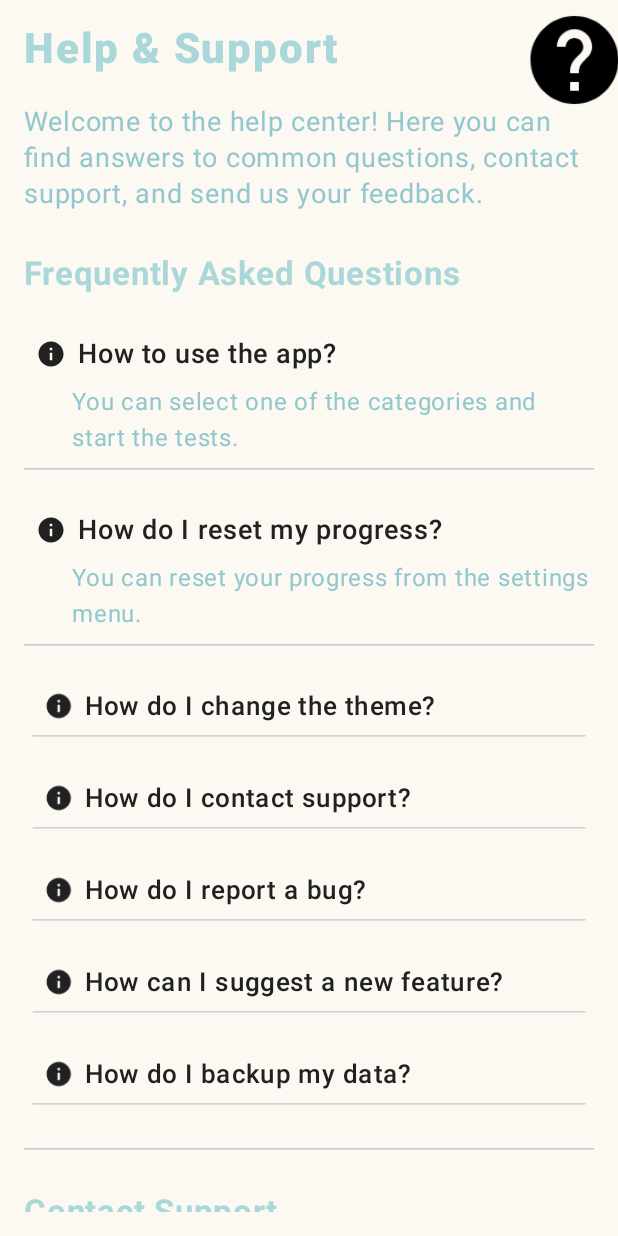
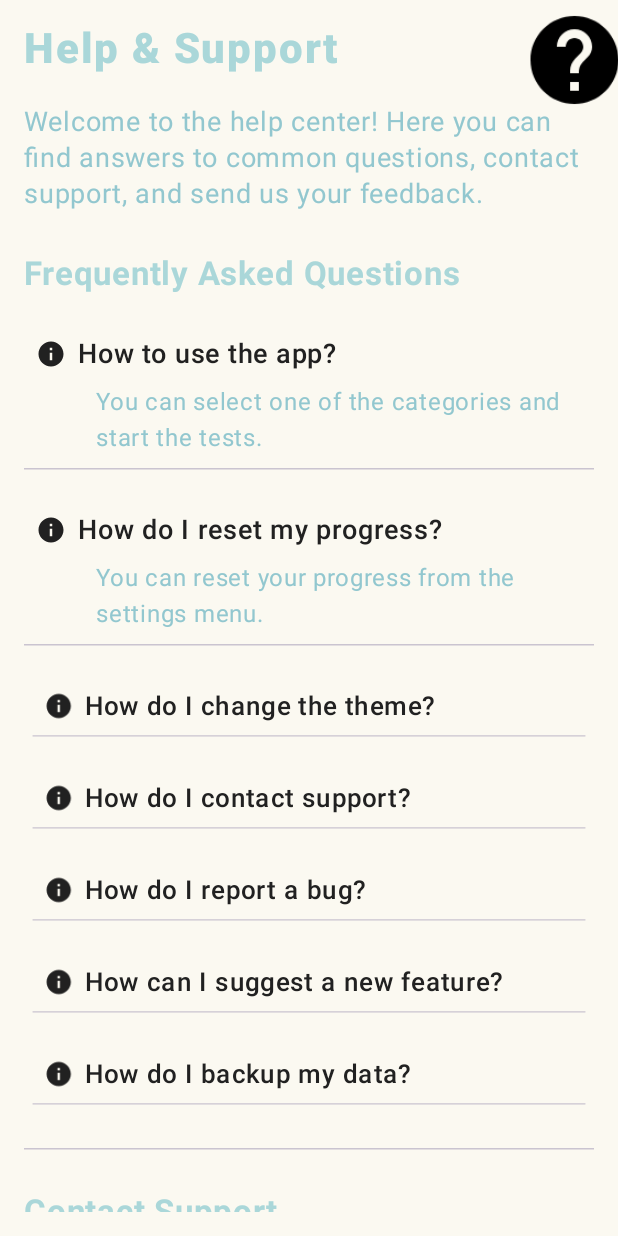
Before and after one commit to ahmetabdullahgultekin/Trainvoc, an Android app built with Jetpack Compose: the composable HelpScreen shown on its own in the app's theme, after a tap on "How do I reset my progress?", on a phone screen of 412 x 824 dp. Run offline under Robolectric (Android 15) with nearby library versions, the phone set to English and light mode, and no system bars; our stand-ins replace Dagger/Hilt's generated code; 2 statements that could not run were skipped; 2 other taps on this screen came first.

Commit message:
style: apply design tokens to HelpScreen.kt
Replace 11 hardcoded dimension values with semantic design tokens:
- Padding values: 8.dp → Spacing.small (6 instances), 16.dp → Spacing.mediumLarge
- Width values: 8.dp → Spacing.small (2 instances)
- Icon size: 24.dp → IconSize.medium, 32.dp → IconSize.extraLarge

Note: Logo size (64.dp), offset (10.dp), column spacing (20.dp), and FAQ
icon size (20.dp) intentionally left as component-specific values.

```diff
--- a/app/src/main/java/com/gultekinahmetabdullah/trainvoc/ui/screen/other/HelpScreen.kt
+++ b/app/src/main/java/com/gultekinahmetabdullah/trainvoc/ui/screen/other/HelpScreen.kt
@@ -48,6 +48,8 @@ import androidx.compose.ui.unit.dp
 import androidx.compose.ui.unit.sp
 import androidx.core.net.toUri
 import com.gultekinahmetabdullah.trainvoc.R
+import com.gultekinahmetabdullah.trainvoc.ui.theme.IconSize
+import com.gultekinahmetabdullah.trainvoc.ui.theme.Spacing
 
 @Composable
 fun HelpScreen() {
@@ -77,7 +79,7 @@ fun HelpScreen() {
             contentDescription = null,
             modifier = Modifier
                 .align(Alignment.TopEnd)
-                .padding(8.dp)
+                .padding(Spacing.small)
                 .size(64.dp)
                 .scale(logoAnim.value)
                 .offset(x = 10.dp, y = 0.dp)
@@ -85,7 +87,7 @@ fun HelpScreen() {
         Column(
             modifier = Modifier
                 .fillMaxSize()
-                .padding(16.dp)
+                .padding(Spacing.mediumLarge)
                 .verticalScroll(rememberScrollState()),
             verticalArrangement = Arrangement.spacedBy(20.dp)
         ) {
@@ -102,7 +104,7 @@ fun HelpScreen() {
                     text = stringResource(id = R.string.help_welcome),
                     fontSize = 18.sp,
                     color = MaterialTheme.colorScheme.secondary,
-                    modifier = Modifier.padding(bottom = 8.dp)
+                    modifier = Modifier.padding(bottom = Spacing.small)
                 )
             }
             // FAQs Section
@@ -122,7 +124,7 @@ fun HelpScreen() {
                     delay = i * 100L
                 )
             }
-            HorizontalDivider(modifier = Modifier.padding(vertical = 8.dp))
+            HorizontalDivider(modifier = Modifier.padding(vertical = Spacing.small))
             // Contact Support Section
             Text(
                 stringResource(id = R.string.contact_support),
@@ -156,7 +158,7 @@ fun HelpScreen() {
                 val webIntent = Intent(Intent.ACTION_VIEW, "https://www.trainvoc.com".toUri())
                 context.startActivity(webIntent)
             }
-            HorizontalDivider(modifier = Modifier.padding(vertical = 8.dp))
+            HorizontalDivider(modifier = Modifier.padding(vertical = Spacing.small))
             // Feedback Section
             Text(
                 stringResource(id = R.string.give_feedback),
@@ -213,7 +215,7 @@ fun AnimatedFAQItem(
             modifier = Modifier
                 .fillMaxWidth()
                 .clickable { expanded = !expanded }
-                .padding(8.dp),
+                .padding(Spacing.small),
             verticalAlignment = Alignment.CenterVertically
         ) {
             Icon(
@@ -221,7 +223,7 @@ fun AnimatedFAQItem(
                 contentDescription = "FAQ Icon",
                 modifier = Modifier.size(20.dp)
             )
-            Spacer(modifier = Modifier.width(8.dp))
+            Spacer(modifier = Modifier.width(Spacing.small))
             Text(text = question, fontSize = questionFontSize.sp, fontWeight = FontWeight.Medium)
         }
         AnimatedVisibility(visible = expanded) {
@@ -229,7 +231,7 @@ fun AnimatedFAQItem(
                 text = answer,
                 fontSize = answerFontSize.sp,
                 color = MaterialTheme.colorScheme.secondary,
-                modifier = Modifier.padding(start = 32.dp, bottom = 8.dp)
+                modifier = Modifier.padding(start = IconSize.extraLarge, bottom = Spacing.small)
             )
         }
         HorizontalDivider()
@@ -243,11 +245,11 @@ fun ContactItem(title: String, icon: ImageVector, contactDetail: String, onClick
         modifier = Modifier
             .fillMaxWidth()
             .clickable { onClick() }
-            .padding(8.dp),
+            .padding(Spacing.small),
         verticalAlignment = Alignment.CenterVertically
     ) {
-        Icon(imageVector = icon, contentDescription = title, modifier = Modifier.size(24.dp))
-        Spacer(modifier = Modifier.width(8.dp))
+        Icon(imageVector = icon, contentDescription = title, modifier = Modifier.size(IconSize.medium))
+        Spacer(modifier = Modifier.width(Spacing.small))
         Text(text = contactDetail, fontSize = 16.sp, fontWeight = FontWeight.Medium)
     }
 }
```
